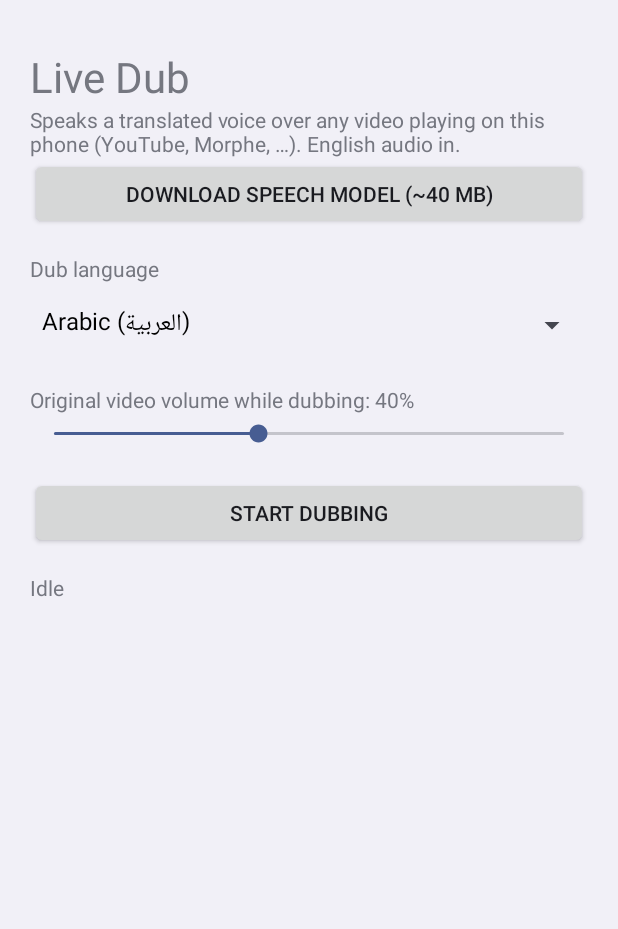
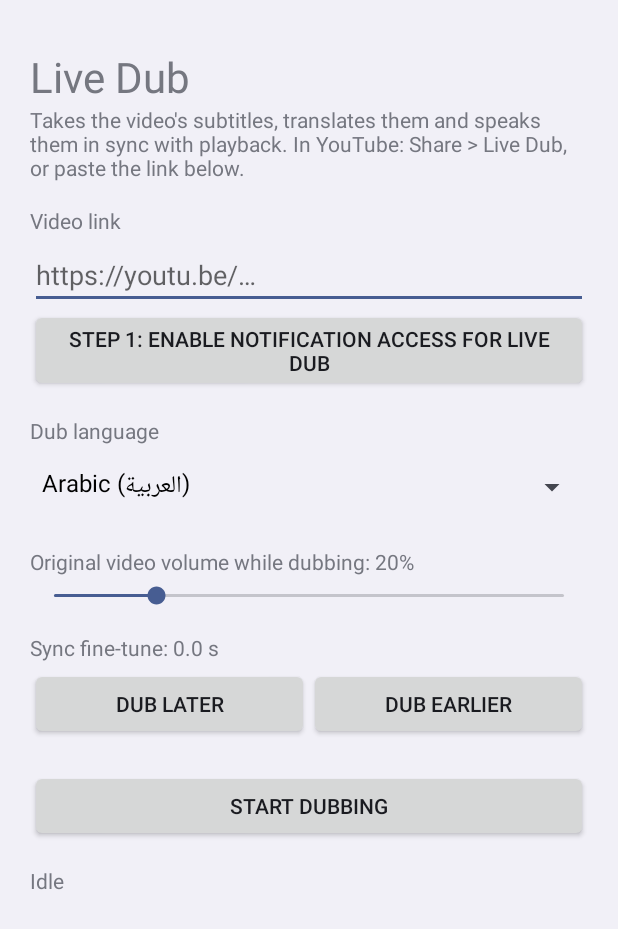
Before and after one commit to resala872/livedub-app, an Android app: the screen it shows after launch (MainActivity), on a phone screen of 412 x 824 dp. Shown: the top 929 px of the screen. Run offline under Robolectric (Android 15) with nearby library versions, the phone set to English and light mode, and no system bars.

Commit message:
Subtitle-based synced dubbing

```diff
--- a/app/build.gradle.kts
+++ b/app/build.gradle.kts
@@ -8,7 +8,7 @@ android {
     compileSdk = 34
     defaultConfig {
         applicationId = "com.livedub"
-        minSdk = 29          // Android 10+ (required for capturing other apps' audio)
+        minSdk = 29
         targetSdk = 34
         versionCode = 1
         versionName = "1.0"
@@ -27,6 +27,4 @@ dependencies {
     implementation("org.jetbrains.kotlinx:kotlinx-coroutines-android:1.8.1")
     implementation("org.jetbrains.kotlinx:kotlinx-coroutines-play-services:1.8.1")
     implementation("com.google.mlkit:translate:17.0.3")      // on-device translation
-    implementation("net.java.dev.jna:jna:5.13.0@aar")        // needed by Vosk
-    implementation("com.alphacephei:vosk-android:0.3.47")    // offline speech recognition
 }
--- a/app/src/main/java/com/livedub/Bus.kt
+++ b/app/src/main/java/com/livedub/Bus.kt
@@ -8,4 +8,6 @@ object Bus {
     val status = MutableStateFlow("Idle")
     val original = MutableStateFlow("")
     val dubbed = MutableStateFlow("")
+    /** Positive = dub speaks earlier, negative = later (milliseconds). */
+    val offsetMs = MutableStateFlow(0L)
 }
--- a/app/src/main/java/com/livedub/MainActivity.kt
+++ b/app/src/main/java/com/livedub/MainActivity.kt
@@ -2,15 +2,14 @@ package com.livedub
 
 import android.Manifest
 import android.content.Intent
-import android.content.pm.PackageManager
-import android.media.projection.MediaProjectionManager
 import android.os.Build
 import android.os.Bundle
-import android.view.Gravity
+import android.provider.Settings
 import android.view.View
 import android.widget.AdapterView
 import android.widget.ArrayAdapter
 import android.widget.Button
+import android.widget.EditText
 import android.widget.LinearLayout
 import android.widget.ScrollView
 import android.widget.SeekBar
@@ -19,6 +18,7 @@ import android.widget.TextView
 import android.widget.Toast
 import androidx.activity.ComponentActivity
 import androidx.activity.result.contract.ActivityResultContracts
+import androidx.core.app.NotificationManagerCompat
 import androidx.core.content.ContextCompat
 import androidx.lifecycle.Lifecycle
 import androidx.lifecycle.lifecycleScope
@@ -33,35 +33,18 @@ class MainActivity : ComponentActivity() {
         "Indonesian" to "id", "Portuguese" to "pt"
     )
     private var langIndex = 0
-    private var duck = 40
+    private var duck = 20
 
+    private lateinit var linkEt: EditText
     private lateinit var statusTv: TextView
     private lateinit var originalTv: TextView
     private lateinit var dubbedTv: TextView
     private lateinit var startBtn: Button
-    private lateinit var modelBtn: Button
+    private lateinit var accessBtn: Button
+    private lateinit var offsetTv: TextView
 
-    private val projectionLauncher =
-        registerForActivityResult(ActivityResultContracts.StartActivityForResult()) { r ->
-            val data = r.data
-            if (r.resultCode == RESULT_OK && data != null) {
-                val i = Intent(this, DubService::class.java)
-                    .putExtra("code", r.resultCode)
-                    .putExtra("data", data)
-                    .putExtra("lang", languages[langIndex].second)
-                    .putExtra("duck", duck)
-                ContextCompat.startForegroundService(this, i)
-            }
-        }
-
-    private val permLauncher =
-        registerForActivityResult(ActivityResultContracts.RequestMultiplePermissions()) { m ->
-            if (m[Manifest.permission.RECORD_AUDIO] == true ||
-                ContextCompat.checkSelfPermission(this, Manifest.permission.RECORD_AUDIO) ==
-                PackageManager.PERMISSION_GRANTED
-            ) launchProjection()
-            else Toast.makeText(this, "Microphone permission is required to capture audio", Toast.LENGTH_LONG).show()
-        }
+    private val notifPermLauncher =
+        registerForActivityResult(ActivityResultContracts.RequestPermission()) { startDubbing() }
 
     private fun dp(v: Int) = (v * resources.displayMetrics.density).toInt()
 
@@ -76,12 +59,19 @@ class MainActivity : ComponentActivity() {
 
         root.addView(TextView(this).apply { text = "Live Dub"; textSize = 28f })
         root.addView(TextView(this).apply {
-            text = "Speaks a translated voice over any video playing on this phone (YouTube, Morphe, …). English audio in."
+            text = "Takes the video's subtitles, translates them and speaks them in sync with playback. " +
+                "In YouTube: Share > Live Dub, or paste the link below."
             textSize = 14f
         })
 
-        modelBtn = Button(this).apply { setOnClickListener { downloadModel() } }
-        root.addView(modelBtn)
+        root.addView(label("Video link"))
+        linkEt = EditText(this).apply { hint = "https://youtu.be/…"; setSingleLine() }
+        root.addView(linkEt)
+
+        accessBtn = Button(this).apply {
+            setOnClickListener { startActivity(Intent(Settings.ACTION_NOTIFICATION_LISTENER_SETTINGS)) }
+        }
+        root.addView(accessBtn)
 
         root.addView(label("Dub language"))
         root.addView(Spinner(this).apply {
@@ -105,47 +95,58 @@ class MainActivity : ComponentActivity() {
             })
         })
 
-        startBtn = Button(this).apply {
-            text = "Start dubbing"
-            setOnClickListener { onStartStop() }
-        }
+        offsetTv = label("Sync fine-tune: 0.0 s")
+        root.addView(offsetTv)
+        val row = LinearLayout(this).apply { orientation = LinearLayout.HORIZONTAL }
+        row.addView(Button(this).apply {
+            text = "Dub later"; setOnClickListener { Bus.offsetMs.value -= 500 }
+        }, LinearLayout.LayoutParams(0, -2, 1f))
+        row.addView(Button(this).apply {
+            text = "Dub earlier"; setOnClickListener { Bus.offsetMs.value += 500 }
+        }, LinearLayout.LayoutParams(0, -2, 1f))
+        root.addView(row)
+
+        startBtn = Button(this).apply { text = "Start dubbing"; setOnClickListener { onStartStop() } }
         root.addView(startBtn, LinearLayout.LayoutParams(-1, -2).apply { topMargin = dp(20) })
 
-        statusTv = TextView(this).apply { textSize = 14f; gravity = Gravity.START; setPadding(0, dp(16), 0, 0) }
+        statusTv = TextView(this).apply { textSize = 14f; setPadding(0, dp(16), 0, 0) }
         originalTv = TextView(this).apply { textSize = 16f; setPadding(0, dp(12), 0, 0) }
         dubbedTv = TextView(this).apply { textSize = 18f; setPadding(0, dp(8), 0, 0) }
         root.addView(statusTv); root.addView(originalTv); root.addView(dubbedTv)
 
         setContentView(ScrollView(this).apply { addView(root) })
-        refreshModelButton()
+        handleShare(intent)
 
         lifecycleScope.launch {
             repeatOnLifecycle(Lifecycle.State.STARTED) {
                 launch { Bus.status.collect { statusTv.text = it } }
-                launch { Bus.original.collect { originalTv.text = if (it.isEmpty()) "" else "EN: $it" } }
+                launch { Bus.original.collect { originalTv.text = it } }
                 launch { Bus.dubbed.collect { dubbedTv.text = it } }
                 launch { Bus.running.collect { startBtn.text = if (it) "Stop dubbing" else "Start dubbing" } }
+                launch {
+                    Bus.offsetMs.collect { offsetTv.text = "Sync fine-tune: %.1f s".format(it / 1000.0) }
+                }
             }
         }
     }
 
-    private fun refreshModelButton() {
-        val ready = ModelManager.isReady(this)
-        modelBtn.isEnabled = !ready
-        modelBtn.text = if (ready) "Speech model ready ✓" else "Download speech model (~40 MB)"
+    override fun onNewIntent(intent: Intent) {
+        super.onNewIntent(intent)
+        handleShare(intent)
     }
 
-    private fun downloadModel() {
-        modelBtn.isEnabled = false
-        lifecycleScope.launch {
-            try {
-                ModelManager.download(this@MainActivity) { p ->
-                    runOnUiThread { modelBtn.text = "Downloading… $p%" }
-                }
-            } catch (e: Exception) {
-                Toast.makeText(this@MainActivity, "Download failed: ${e.message}", Toast.LENGTH_LONG).show()
-            }
-            refreshModelButton()
+    override fun onResume() {
+        super.onResume()
+        val on = listenerEnabled()
+        accessBtn.text = if (on) "Notification access: ON ✓" else "Step 1: enable Notification access for Live Dub"
+    }
+
+    private fun listenerEnabled() =
+        NotificationManagerCompat.getEnabledListenerPackages(this).contains(packageName)
+
+    private fun handleShare(i: Intent?) {
+        if (i?.action == Intent.ACTION_SEND) {
+            i.getStringExtra(Intent.EXTRA_TEXT)?.let { linkEt.setText(it.trim()) }
         }
     }
 
@@ -154,17 +155,27 @@ class MainActivity : ComponentActivity() {
             startService(Intent(this, DubService::class.java).setAction(DubService.ACTION_STOP))
             return
         }
-        if (!ModelManager.isReady(this)) {
-            Toast.makeText(this, "Download the speech model first", Toast.LENGTH_SHORT).show()
+        if (Captions.parseId(linkEt.text.toString()) == null) {
+            Toast.makeText(this, "Paste a YouTube link first", Toast.LENGTH_SHORT).show()
             return
         }
-        val perms = mutableListOf(Manifest.permission.RECORD_AUDIO)
-        if (Build.VERSION.SDK_INT >= 33) perms += Manifest.permission.POST_NOTIFICATIONS
-        permLauncher.launch(perms.toTypedArray())
+        if (!listenerEnabled()) {
+            Toast.makeText(this, "Enable Notification access for Live Dub, then come back", Toast.LENGTH_LONG).show()
+            startActivity(Intent(Settings.ACTION_NOTIFICATION_LISTENER_SETTINGS))
+            return
+        }
+        if (Build.VERSION.SDK_INT >= 33) notifPermLauncher.launch(Manifest.permission.POST_NOTIFICATIONS)
+        else startDubbing()
     }
 
-    private fun launchProjection() {
-        val mpm = getSystemService(MEDIA_PROJECTION_SERVICE) as MediaProjectionManager
-        projectionLauncher.launch(mpm.createScreenCaptureIntent())
+    private fun startDubbing() {
+        val id = Captions.parseId(linkEt.text.toString()) ?: return
+        Bus.original.value = ""
+        Bus.dubbed.value = ""
+        val i = Intent(this, DubService::class.java)
+            .putExtra("video", id)
+            .putExtra("lang", languages[langIndex].second)
+            .putExtra("duck", duck)
+        ContextCompat.startForegroundService(this, i)
     }
 }
```
Also changed, not shown: app/src/main/AndroidManifest.xml (+18 -4 lines), app/src/main/java/com/livedub/Captions.kt (added, +109 -0 lines), app/src/main/java/com/livedub/DubService.kt (+122 -130 lines), app/src/main/java/com/livedub/MediaWatcher.kt (added, +9 -0 lines), app/src/main/java/com/livedub/ModelManager.kt (deleted, +0 -51 lines), 2 other files.
